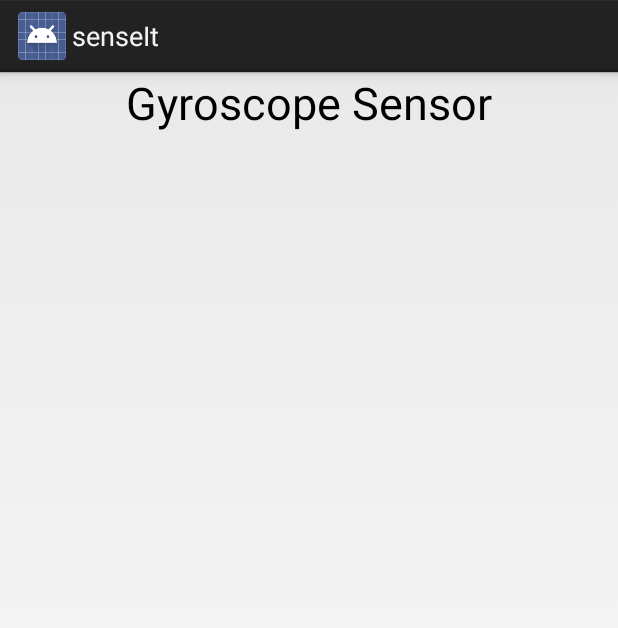
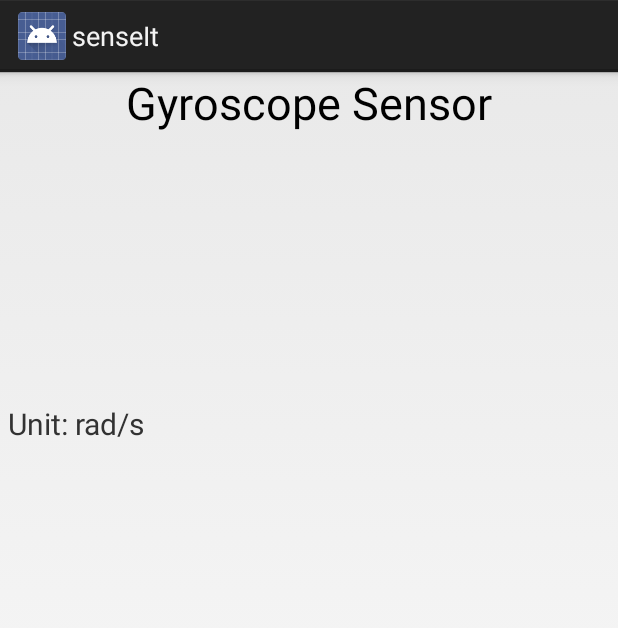
Before and after one commit to pboehm/senseIt, an Android app: the GyroscopeSensor screen opened directly, with no data from a screen before it, on a phone screen of 412 x 824 dp. Shown: the top 628 px of the screen. Run offline under Robolectric (Android 15) with nearby library versions, the light colour scheme and no system bars.

Commit message:
Added th unit for each sensor

```diff
--- a/build.gradle
+++ b/build.gradle
@@ -1 +1,2 @@
 // Top-level build file where you can add configuration options common to all sub-projects/modules.
+task assemble{}
--- a/senseIt/src/main/java/org/pboehm/senseit/AccelerometerSensor.java
+++ b/senseIt/src/main/java/org/pboehm/senseit/AccelerometerSensor.java
@@ -67,4 +67,9 @@ public class AccelerometerSensor extends BaseSensorHandler {
     protected int getSensorType() {
         return Sensor.TYPE_ACCELEROMETER;
     }
+
+    @Override
+    protected String getUnit() {
+        return "m/s\u00B2";
+    }
 }
--- a/senseIt/src/main/java/org/pboehm/senseit/BaseSensorHandler.java
+++ b/senseIt/src/main/java/org/pboehm/senseit/BaseSensorHandler.java
@@ -13,7 +13,7 @@ public class BaseSensorHandler extends Activity implements SensorEventListener {
 
     protected SensorManager manager;
     protected Sensor sensor;
-    protected TextView sensor_title, value1, value2, value3;
+    protected TextView sensor_title, value1, value2, value3, unit;
 
     public void onCreate(Bundle savedInstanceState) {
         super.onCreate(savedInstanceState);
@@ -25,6 +25,10 @@ public class BaseSensorHandler extends Activity implements SensorEventListener {
         value1 = (TextView) findViewById(R.id.text_for_value1);
         value2 = (TextView) findViewById(R.id.text_for_value2);
         value3 = (TextView) findViewById(R.id.text_for_value3);
+        unit = (TextView) findViewById(R.id.text_for_unit);
+
+        if (getUnit() != "")
+            unit.setText("Unit: " + getUnit());
 
         manager = (SensorManager) getSystemService(SENSOR_SERVICE);
         sensor = manager.getDefaultSensor(getSensorType());
@@ -53,6 +57,10 @@ public class BaseSensorHandler extends Activity implements SensorEventListener {
         manager.unregisterListener(this);
     }
 
+    protected String getUnit() {
+        return "";
+    }
+
     protected String getSensorTitle() {
         return "Title not set";
     }
--- a/senseIt/src/main/java/org/pboehm/senseit/GravitySensor.java
+++ b/senseIt/src/main/java/org/pboehm/senseit/GravitySensor.java
@@ -24,4 +24,9 @@ public class GravitySensor extends BaseSensorHandler {
     protected int getSensorType() {
         return Sensor.TYPE_GRAVITY;
     }
+
+    @Override
+    protected String getUnit() {
+        return "m/s\u00B2";
+    }
 }
--- a/senseIt/src/main/java/org/pboehm/senseit/GyroscopeSensor.java
+++ b/senseIt/src/main/java/org/pboehm/senseit/GyroscopeSensor.java
@@ -21,4 +21,9 @@ public class GyroscopeSensor extends BaseSensorHandler {
     protected int getSensorType() {
         return Sensor.TYPE_GYROSCOPE;
     }
+
+    @Override
+    protected String getUnit() {
+        return "rad/s";
+    }
 }
--- a/senseIt/src/main/java/org/pboehm/senseit/LightSensor.java
+++ b/senseIt/src/main/java/org/pboehm/senseit/LightSensor.java
@@ -19,4 +19,9 @@ public class LightSensor extends BaseSensorHandler {
     protected int getSensorType() {
         return Sensor.TYPE_LIGHT;
     }
+
+    @Override
+    protected String getUnit() {
+        return "lx";
+    }
 }
--- a/senseIt/src/main/java/org/pboehm/senseit/MagneticSensor.java
+++ b/senseIt/src/main/java/org/pboehm/senseit/MagneticSensor.java
@@ -21,4 +21,9 @@ public class MagneticSensor extends BaseSensorHandler {
     protected int getSensorType() {
         return Sensor.TYPE_MAGNETIC_FIELD;
     }
+
+    @Override
+    protected String getUnit() {
+        return "\u03BCT";
+    }
 }
--- a/senseIt/src/main/java/org/pboehm/senseit/PressureSensor.java
+++ b/senseIt/src/main/java/org/pboehm/senseit/PressureSensor.java
@@ -19,4 +19,9 @@ public class PressureSensor extends BaseSensorHandler {
     protected int getSensorType() {
         return Sensor.TYPE_PRESSURE;
     }
+
+    @Override
+    protected String getUnit() {
+        return "hPa";
+    }
 }
--- a/senseIt/src/main/java/org/pboehm/senseit/ProximitySensor.java
+++ b/senseIt/src/main/java/org/pboehm/senseit/ProximitySensor.java
@@ -19,4 +19,9 @@ public class ProximitySensor extends BaseSensorHandler {
     protected int getSensorType() {
         return Sensor.TYPE_PROXIMITY;
     }
+
+    @Override
+    protected String getUnit() {
+        return "(cm)";
+    }
 }
--- a/senseIt/src/main/res/layout/activity_raw_values.xml
+++ b/senseIt/src/main/res/layout/activity_raw_values.xml
@@ -38,4 +38,13 @@
             android:paddingLeft="5dp"
             android:textSize="20dp"
             />
+    <TextView
+            android:layout_width="fill_parent"
+            android:layout_height="50dp"
+            android:id="@+id/text_for_unit"
+            android:layout_gravity="center"
+            android:paddingLeft="5dp"
+            android:paddingTop="10dp"
+            android:textSize="20dp"
+            />
 </LinearLayout>
```
